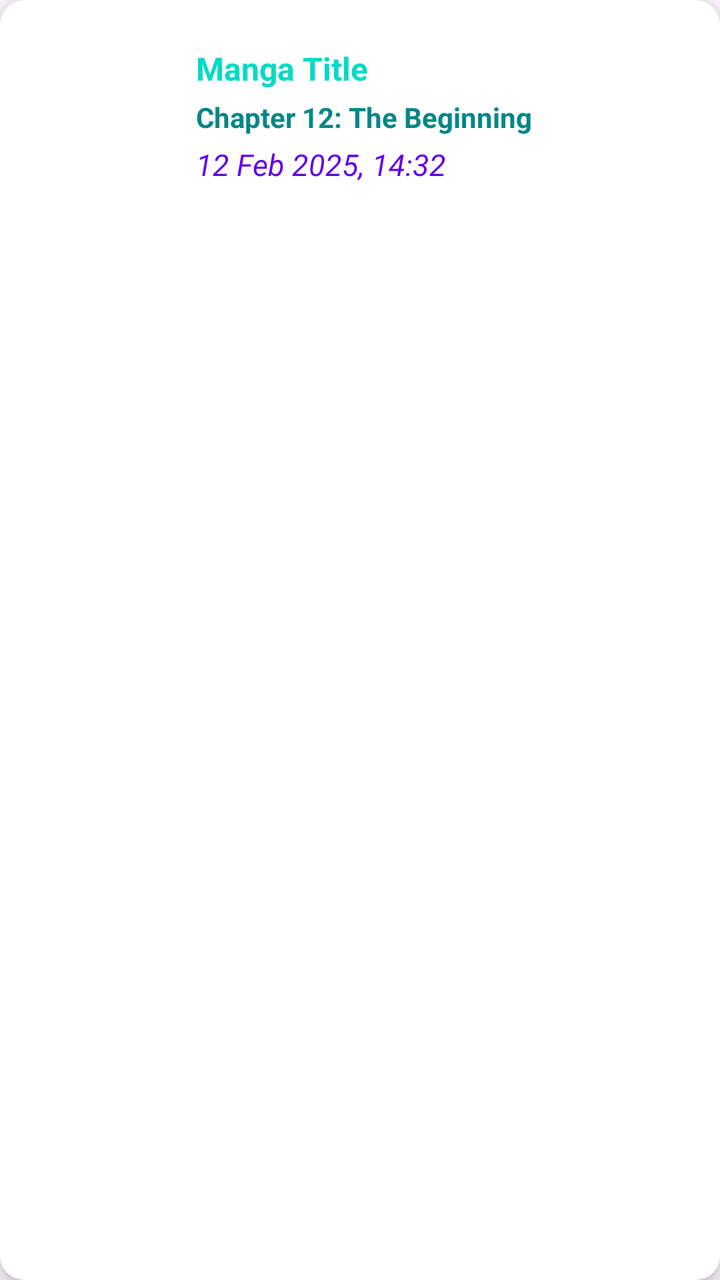
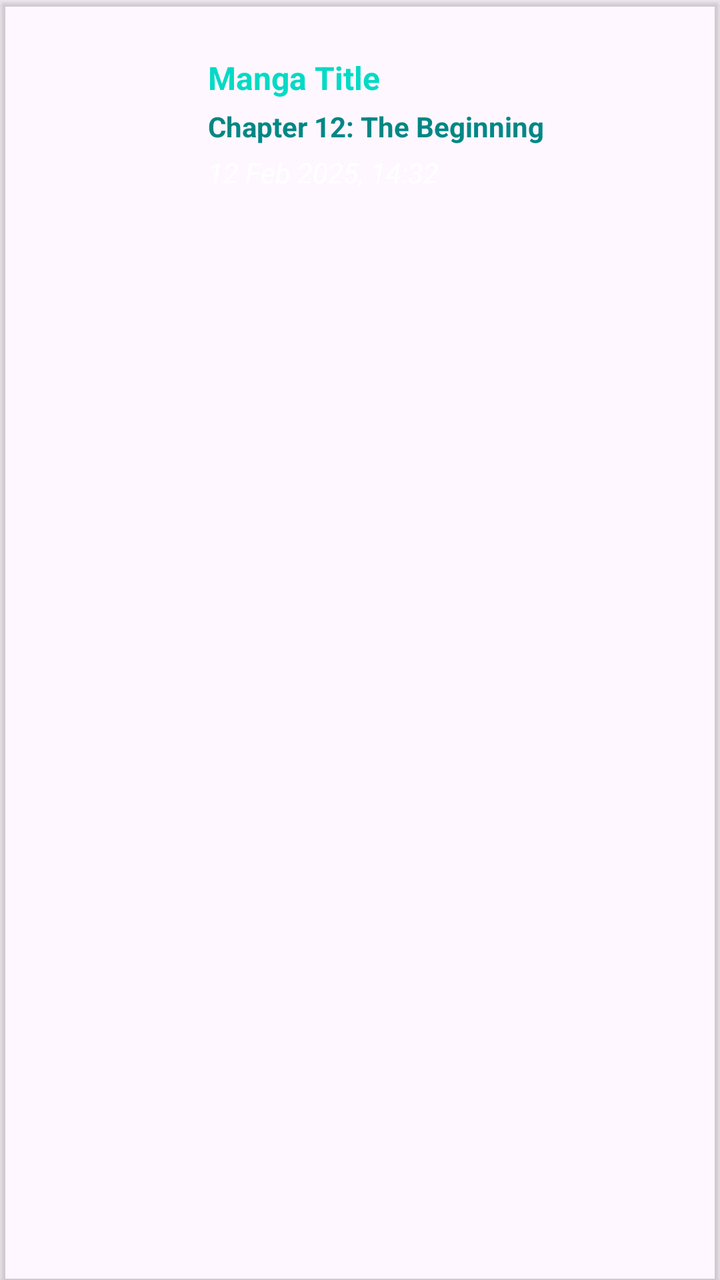

An Android layout rendered at two revisions. The XML below is the earlier revision; the diff shows what the commit changed to produce the second picture.
<!-- AndroidManifest.xml: application theme Theme.MangaV5 -->
<!-- res/layout/activity_item_history.xml -->
<?xml version="1.0" encoding="utf-8"?>
<androidx.cardview.widget.CardView xmlns:android="http://schemas.android.com/apk/res/android"
    xmlns:app="http://schemas.android.com/apk/res-auto"
    android:layout_width="match_parent"
    android:layout_height="wrap_content"
    android:layout_margin="6dp"
    app:cardCornerRadius="12dp"
    app:cardElevation="4dp"
    android:foreground="?attr/selectableItemBackground"
    android:clickable="true"
    android:focusable="true">

    <LinearLayout
        android:layout_width="match_parent"
        android:layout_height="wrap_content"
        android:orientation="horizontal"
        android:padding="8dp">

        
        <ImageView
            android:id="@+id/historyCover"
            android:layout_width="80dp"
            android:layout_height="100dp"
            android:scaleType="centerCrop"
            android:contentDescription="Manga cover"
            android:clipToOutline="true"
            android:layout_marginEnd="10dp" />

        
        <LinearLayout
            android:layout_width="0dp"
            android:layout_height="match_parent"
            android:layout_weight="1"
            android:orientation="vertical"
            android:gravity="center_vertical">

            <TextView
                android:id="@+id/historyMangaTitle"
                android:layout_width="match_parent"
                android:layout_height="wrap_content"
                android:text="Manga Title"
                android:textStyle="bold"
                android:textSize="16sp"
                android:maxLines="1"
                android:ellipsize="end"
                android:textColor="@color/teal_200" />

            
            <TextView
                android:id="@+id/historyChapterTitle"
                android:layout_width="match_parent"
                android:layout_height="wrap_content"
                android:text="Chapter 12: The Beginning"
                android:textStyle="bold"
                android:textSize="14sp"
                android:textColor="@color/teal_700"
                android:layout_marginTop="4dp"
                android:clickable="true"
                android:focusable="true"
                android:ellipsize="end"
                android:maxLines="1" />

            <TextView
                android:id="@+id/historyTimestamp"
                android:layout_width="match_parent"
                android:layout_height="wrap_content"
                android:text="12 Feb 2025, 14:32"
                android:textSize="15sp"
                android:textStyle="italic"
                android:textColor="@color/purple_500"
                android:layout_marginTop="4dp" />
        </LinearLayout>

    </LinearLayout>
</androidx.cardview.widget.CardView>
<!-- resources referenced by this layout -->
<resources>
  <color name="purple_500">#FF6200EE</color>
  <color name="teal_200">#FF03DAC5</color>
  <color name="teal_700">#FF018786</color>
  <style name="Theme.MangaV5" parent="Theme.MaterialComponents.DayNight.DarkActionBar">
          
          <item name="colorPrimary">@color/purple_500</item>
          <item name="colorPrimaryVariant">@color/purple_700</item>
          <item name="colorOnPrimary">@color/white</item>
          
          <item name="colorSecondary">@color/teal_200</item>
          <item name="colorSecondaryVariant">@color/teal_700</item>
          <item name="colorOnSecondary">@color/black</item>
          
          <item name="android:statusBarColor">?attr/colorPrimaryVariant</item>
          
      </style>
  <color name="purple_700">#FF3700B3</color>
  <color name="white">#FFFFFFFF</color>
  <color name="black">#FF000000</color>
</resources>

<!-- the commit's change to res/layout/activity_item_history.xml (unified diff, before → after) -->
@@ -1,11 +1,11 @@
 <?xml version="1.0" encoding="utf-8"?>
-<androidx.cardview.widget.CardView xmlns:android="http://schemas.android.com/apk/res/android"
+<androidx.cardview.widget.CardView
+    xmlns:android="http://schemas.android.com/apk/res/android"
     xmlns:app="http://schemas.android.com/apk/res-auto"
     android:layout_width="match_parent"
     android:layout_height="wrap_content"
-    android:layout_margin="6dp"
-    app:cardCornerRadius="12dp"
-    app:cardElevation="4dp"
+    android:layout_margin="8dp"
+    app:cardBackgroundColor="@android:color/transparent"
     android:foreground="?attr/selectableItemBackground"
     android:clickable="true"
     android:focusable="true">
@@ -13,8 +13,10 @@
     <LinearLayout
         android:layout_width="match_parent"
         android:layout_height="wrap_content"
+        android:background="@android:color/transparent"
+        android:gravity="center_vertical"
         android:orientation="horizontal"
-        android:padding="8dp">
+        android:padding="12dp">
 
         
         <ImageView
@@ -24,16 +26,16 @@
             android:scaleType="centerCrop"
             android:contentDescription="Manga cover"
             android:clipToOutline="true"
-            android:layout_marginEnd="10dp" />
+            android:layout_marginEnd="12dp" />
 
         
         <LinearLayout
             android:layout_width="0dp"
-            android:layout_height="match_parent"
+            android:layout_height="wrap_content"
             android:layout_weight="1"
-            android:orientation="vertical"
-            android:gravity="center_vertical">
+            android:orientation="vertical">
 
+            
             <TextView
                 android:id="@+id/historyMangaTitle"
                 android:layout_width="match_parent"
@@ -60,15 +62,17 @@
                 android:ellipsize="end"
                 android:maxLines="1" />
 
+            
             <TextView
                 android:id="@+id/historyTimestamp"
                 android:layout_width="match_parent"
                 android:layout_height="wrap_content"
                 android:text="12 Feb 2025, 14:32"
-                android:textSize="15sp"
+                android:textSize="14sp"
                 android:textStyle="italic"
-                android:textColor="@color/purple_500"
+                android:textColor="@android:color/white"
                 android:layout_marginTop="4dp" />
+
         </LinearLayout>
 
     </LinearLayout>
